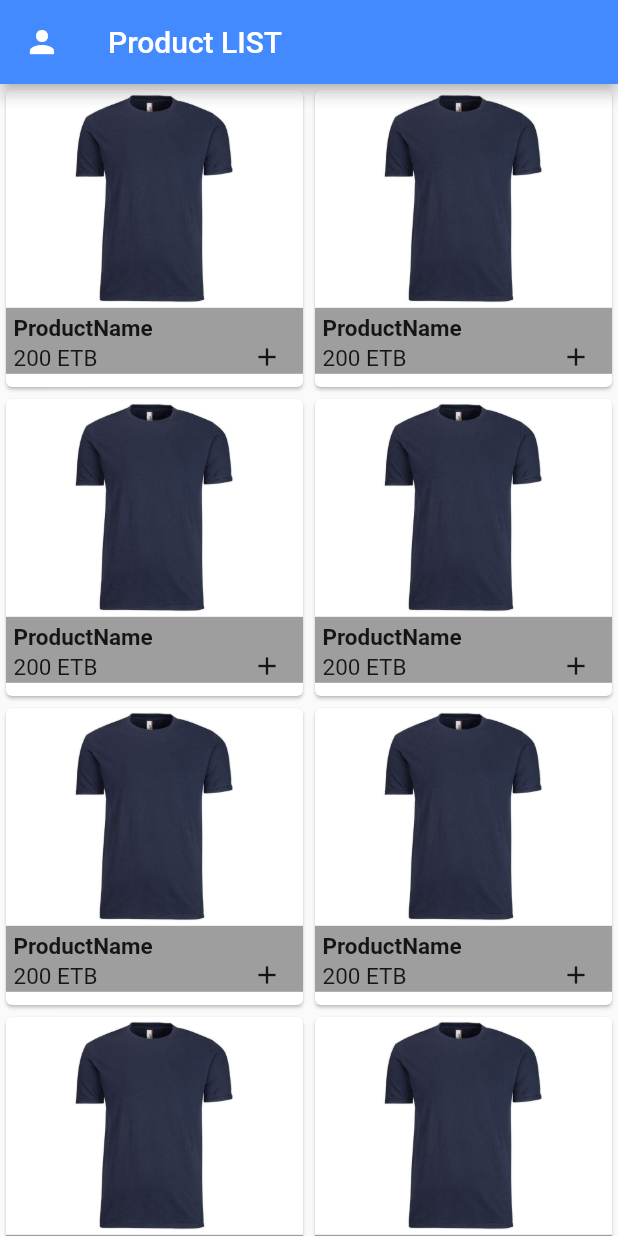
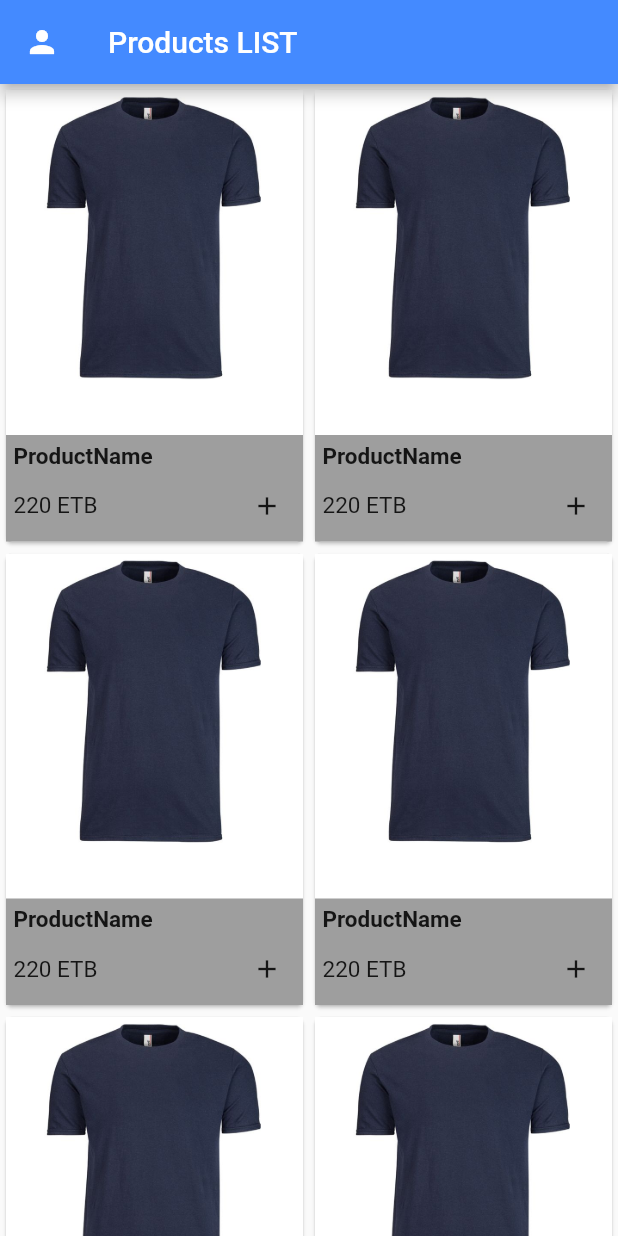
Before and after one commit to nebiyuelias1/flutter-tech-camp, a Flutter app: the screen it shows after launch, on a phone screen of 412 x 824 dp. Run offline on Flutter 3.47's test engine with Material 2 defaults, Android fonts, the phone set to English and light mode, and no system bars; our stand-ins replace auto_route, freezed_annotation; generated files the repository leaves out were written again.

Commit message:
Product ui update base on Teacher review

```diff
--- a/lib/src/products_page.dart
+++ b/lib/src/products_page.dart
@@ -9,7 +9,7 @@ class ProductsPage extends StatelessWidget {
       appBar: AppBar(
         backgroundColor: Colors.blueAccent,
         title: Text(
-          'Product LIST',
+          'Products LIST',
           style: TextStyle(
             color: Colors.white,
           ),
@@ -35,7 +35,7 @@ class _Products extends StatelessWidget {
     return GridView.builder(
       gridDelegate: SliverGridDelegateWithFixedCrossAxisCount(
           crossAxisCount: 2,
-      ),
+          childAspectRatio: 1 / 1.5),
       itemCount: 10,
       itemBuilder: (_, index) {
         return _Product();
@@ -44,18 +44,19 @@ class _Products extends StatelessWidget {
   }
 }
 
+
 class _Product extends StatelessWidget {
   @override
   Widget build(BuildContext context) {
     return Card(
       child: Column(
+        mainAxisSize: MainAxisSize.max,
+        mainAxisAlignment: MainAxisAlignment.spaceBetween,
         children: <Widget>[
-          AspectRatio(
-            aspectRatio: 15.0 / 11.0,
-            child: Image.asset('assets/images/T-shirt1.jpeg'),
+          Image(
+            image: AssetImage('assets/images/T-shirt1.jpeg'),
           ),
           Container(
-            width: 200,
             color: Colors.grey,
             child: Column(
               crossAxisAlignment: CrossAxisAlignment.start,
@@ -74,26 +75,23 @@ class _Product extends StatelessWidget {
   }
 
 
+
   Container _buildProductContainer(String _productPrice) {
     return Container(
-                height: 21,
       padding: EdgeInsets.only(left: 5),
       child: Row(
         mainAxisAlignment: MainAxisAlignment.spaceBetween,
         children: [
-                    _buildText('200 ETB', 15, false),
+          _buildText(_productPrice, 15, false),
           IconButton(
             icon: Icon(Icons.add),
             onPressed: () {},
             iconSize: 20.0,
-                      padding: EdgeInsets.only(bottom: 5),
           ),
         ],
       ),
     );
   }
-
-
 
   Text _buildText(String _text, double _textSize, bool _isBold) {
     FontWeight _textBold;
```
Lines whose indentation alone changed are shown as unchanged.
